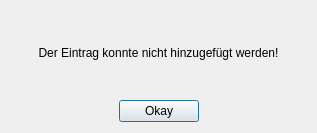
This is error.ui in green-lion-racing/glr-database as Qt 5 draws it before an edit. The edited form follows.
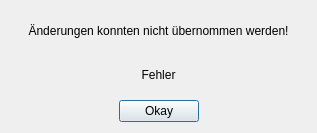
This is the edited form.

Diff of the .ui file:
```diff
--- a/error.ui
+++ b/error.ui
@@ -25,7 +25,17 @@
         <enum>Qt::LeftToRight</enum>
        </property>
        <property name="text">
-        <string>Der Eintrag konnte nicht hinzugefügt werden!</string>
+        <string>Änderungen konnten nicht übernommen werden!</string>
+       </property>
+       <property name="alignment">
+        <set>Qt::AlignCenter</set>
+       </property>
+      </widget>
+     </item>
+     <item>
+      <widget class="QLabel" name="l_error">
+       <property name="text">
+        <string>Fehler</string>
        </property>
        <property name="alignment">
         <set>Qt::AlignCenter</set>
```
